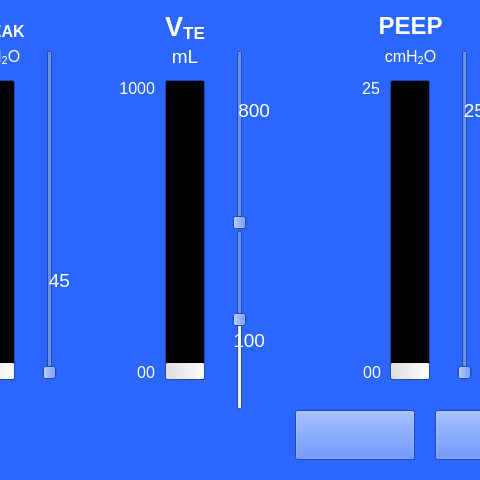
mmnuig/galwayvent, file alarmsettings.ui: the form before one commit; both pictures show x 225 to 705 and y 0 to 480 of the 800 by 480 pixel window.
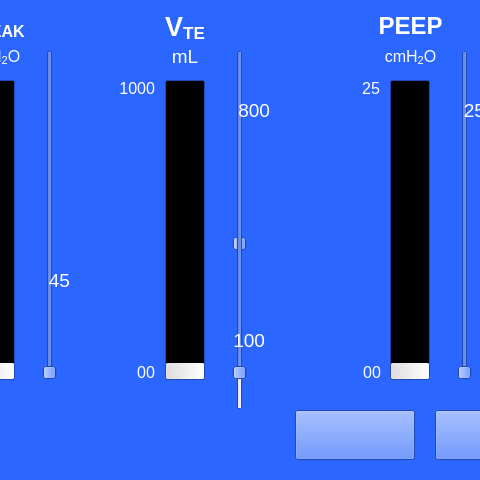
The form after the commit.

Commit message: Overlapping Vte Min and Max sliders now fully implemented.

The edit to the form file:
```diff
--- a/alarmsettings.ui
+++ b/alarmsettings.ui
@@ -935,7 +935,7 @@
      <x>430</x>
      <y>50</y>
      <width>70</width>
-     <height>180</height>
+     <height>330</height>
     </rect>
    </property>
    <property name="orientation">
@@ -970,9 +970,9 @@
    <property name="geometry">
     <rect>
      <x>430</x>
-     <y>230</y>
+     <y>80</y>
      <width>70</width>
-     <height>180</height>
+     <height>330</height>
     </rect>
    </property>
    <property name="value">
```
The commit also changes 2 other files.
